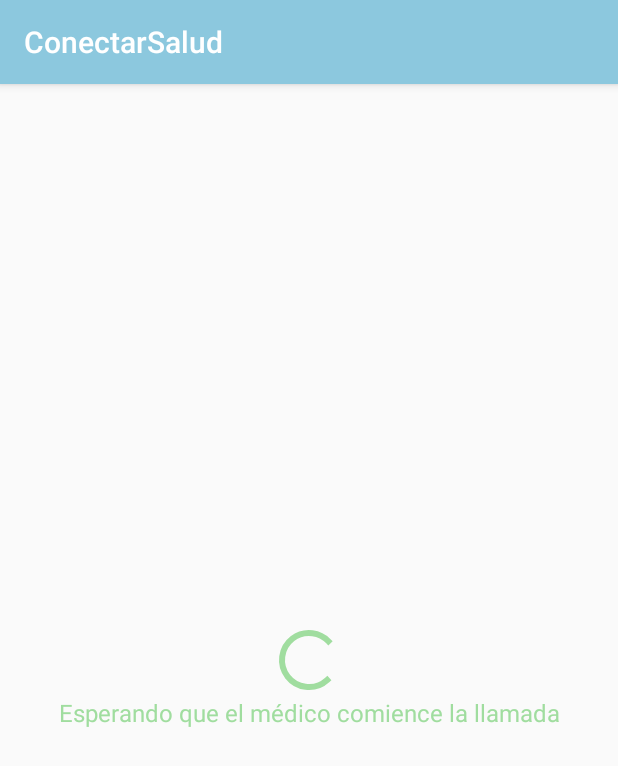
After one commit to RodrigoDeRosa-zz/ConectarSalud, an Android app: the WaitingRoomActivity screen opened directly, with no data from a screen before it, on a phone screen of 412 x 824 dp. The commit adds this screen. Shown: the top 766 px of the screen. Run offline under Robolectric (Android 15) with nearby library versions, the phone set to English and light mode, and no system bars; libraries missing offline, so code that uses them is left out: com.github.nkzawa.socketio; 1 statement that could not run was skipped.

Commit message:
CST-70 | Waiting room screen

```diff
--- a/app/src/main/java/com/conectarSalud/MainActivity.kt
+++ b/app/src/main/java/com/conectarSalud/MainActivity.kt
@@ -18,10 +18,8 @@ class MainActivity : AppCompatActivity() {
         // Set up application wide request handler
         RequestHandler.configure(context = this)
 
-        // TODO do it when the connection is required
-        SocketHandler.connectSocket()
-
         // Redirects to home if user is logged in or login if not
+        finish()
         if (this.userIsLoggedIn()) {
             startActivity(Intent(this, HomeAffiliateActivity::class.java))
         } else {
--- a/app/src/main/java/com/conectarSalud/home/affiliate/HomeAffiliateActivity.kt
+++ b/app/src/main/java/com/conectarSalud/home/affiliate/HomeAffiliateActivity.kt
@@ -5,6 +5,7 @@ import android.os.Bundle
 import androidx.appcompat.app.AppCompatActivity
 import com.conectarSalud.R
 import com.conectarSalud.videoChat.VideoChatViewActivity
+import com.conectarSalud.videoChat.WaitingRoomActivity
 import kotlinx.android.synthetic.main.activity_home_affiliate.*
 
 class HomeAffiliateActivity : AppCompatActivity() {
@@ -14,7 +15,8 @@ class HomeAffiliateActivity : AppCompatActivity() {
         setContentView(R.layout.activity_home_affiliate)
 
         btnStartCall.setOnClickListener {
-            val intent = Intent(this, VideoChatViewActivity::class.java)
+            val intent = Intent(this, WaitingRoomActivity::class.java)
+            finish()
             startActivity(intent)
         }
 
--- a/app/src/main/java/com/conectarSalud/videoChat/VideoChatViewActivity.kt
+++ b/app/src/main/java/com/conectarSalud/videoChat/VideoChatViewActivity.kt
@@ -118,7 +118,7 @@ class VideoChatViewActivity : AppCompatActivity() {
             iv.clearColorFilter()
         } else {
             iv.isSelected = true
-            iv.setColorFilter(resources.getColor(R.color.colorPrimary), PorterDuff.Mode.MULTIPLY)
+            iv.setColorFilter(resources.getColor(R.color.primaryBlue), PorterDuff.Mode.MULTIPLY)
         }
 
         mRtcEngine!!.muteLocalVideoStream(iv.isSelected)
@@ -136,7 +136,7 @@ class VideoChatViewActivity : AppCompatActivity() {
             iv.clearColorFilter()
         } else {
             iv.isSelected = true
-            iv.setColorFilter(resources.getColor(R.color.colorPrimary), PorterDuff.Mode.MULTIPLY)
+            iv.setColorFilter(resources.getColor(R.color.primaryBlue), PorterDuff.Mode.MULTIPLY)
         }
 
         mRtcEngine!!.muteLocalAudioStream(iv.isSelected)
--- /dev/null
+++ b/app/src/main/java/com/conectarSalud/videoChat/WaitingRoomActivity.kt
@@ -0,0 +1,17 @@
+package com.conectarSalud.videoChat
+
+import android.os.Bundle
+import androidx.appcompat.app.AppCompatActivity
+import com.conectarSalud.R
+import com.conectarSalud.helper.SocketHandler
+
+class WaitingRoomActivity : AppCompatActivity() {
+
+    override fun onCreate(savedInstanceState: Bundle?) {
+        super.onCreate(savedInstanceState)
+        setContentView(R.layout.activity_waiting_room)
+
+        // TODO check if an error occurs
+        SocketHandler.connectSocket()
+    }
+}
--- /dev/null
+++ b/app/src/main/res/layout/activity_waiting_room.xml
@@ -0,0 +1,34 @@
+<?xml version="1.0" encoding="utf-8"?>
+<androidx.constraintlayout.widget.ConstraintLayout
+    xmlns:android="http://schemas.android.com/apk/res/android"
+    xmlns:app="http://schemas.android.com/apk/res-auto"
+    android:id="@+id/container"
+    android:layout_width="match_parent"
+    android:layout_height="match_parent"
+    android:paddingLeft="@dimen/activity_horizontal_margin"
+    android:paddingTop="@dimen/activity_vertical_margin"
+    android:paddingRight="@dimen/activity_horizontal_margin"
+    android:paddingBottom="@dimen/activity_vertical_margin">
+
+    <ProgressBar
+        android:id="@+id/loading"
+        android:layout_width="wrap_content"
+        android:layout_height="wrap_content"
+        app:layout_constraintEnd_toEndOf="parent"
+        app:layout_constraintStart_toStartOf="parent"
+        app:layout_constraintBottom_toBottomOf="parent"
+        app:layout_constraintTop_toTopOf="parent"
+        />
+
+    <TextView
+        android:id="@+id/waitingMedic"
+        android:layout_width="wrap_content"
+        android:layout_height="wrap_content"
+        android:textColor="@color/secondaryGreen"
+        android:text="Esperando que el médico comience la llamada"
+        android:textSize="16sp"
+        app:layout_constraintEnd_toEndOf="parent"
+        app:layout_constraintStart_toStartOf="parent"
+        app:layout_constraintTop_toBottomOf="@+id/loading"
+        />
+</androidx.constraintlayout.widget.ConstraintLayout>
```
